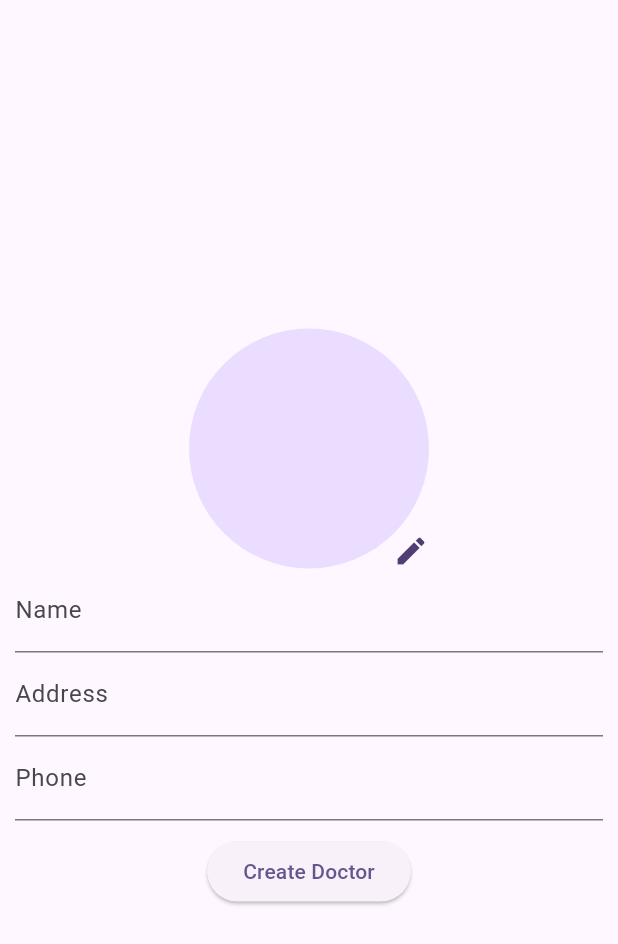
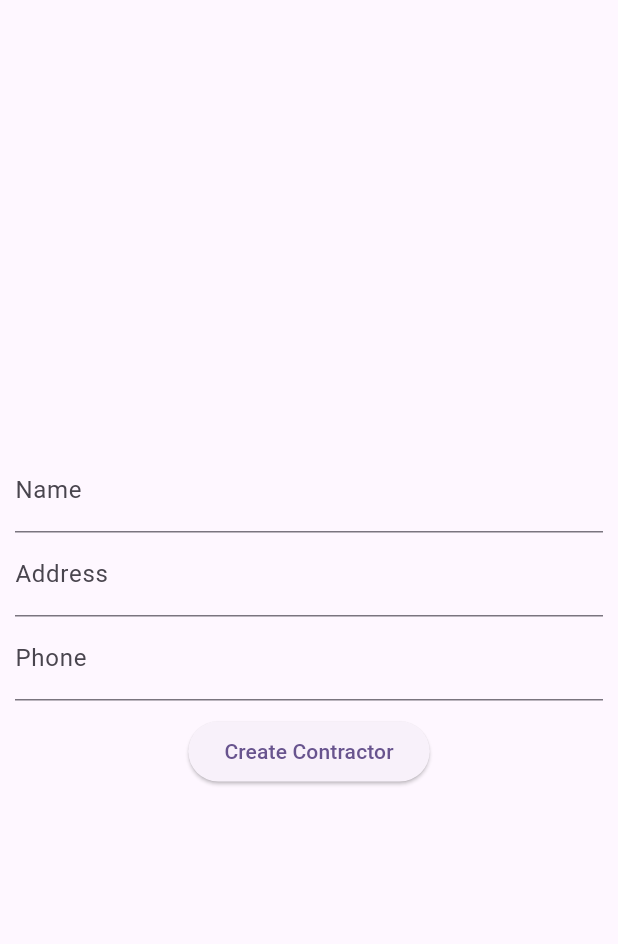
Before and after one commit to ibrahimMedhat-1/pharabuild_admin, a Flutter app: the AddDoctorData screen opened directly, on a phone screen of 412 x 824 dp. Shown: the top 944 px of the screen. Run offline on Flutter 3.47's test engine with Material 3 defaults, Android fonts, the light colour scheme and no system bars; our stand-ins replace cached_network_image, cloud_firestore, firebase_auth, firebase_core, firebase_storage, flutter_bloc and 2 more; accounts and stored records are empty.

Commit message:
remove unwanted fields

```diff
--- a/lib/features/add_doctor/create_doctor/view/add_doctor_details.dart
+++ b/lib/features/add_doctor/create_doctor/view/add_doctor_details.dart
@@ -18,15 +18,15 @@ class AddDoctorData extends StatelessWidget {
               child: Column(
                 mainAxisAlignment: MainAxisAlignment.center,
                 children: [
-                  InkWell(
-                    onTap: () {
-                      cubit.getDoctorImage();
-                    },
-                    child: const CircleAvatar(
-                      radius: 80,
-                      child: Align(alignment: Alignment.bottomRight, child: Icon(Icons.edit)),
-                    ),
-                  ),
+                  // InkWell(
+                  //   onTap: () {
+                  //     cubit.getDoctorImage();
+                  //   },
+                  //   child: const CircleAvatar(
+                  //     radius: 80,
+                  //     child: Align(alignment: Alignment.bottomRight, child: Icon(Icons.edit)),
+                  //   ),
+                  // ),
                   TextFormField(
                     controller: cubit.nameController,
                     decoration: const InputDecoration(label: Text('Name')),
@@ -44,7 +44,7 @@ class AddDoctorData extends StatelessWidget {
                       onPressed: () {
                         cubit.addDoctorData(context);
                       },
-                      child: const Text('Create Doctor'))
+                      child: const Text('Create Contractor'))
                 ],
               ),
             ),
--- a/lib/features/add_doctor/create_doctor/view/register_doctor.dart
+++ b/lib/features/add_doctor/create_doctor/view/register_doctor.dart
@@ -12,7 +12,7 @@ class RegisterDoctor extends StatelessWidget {
       builder: (context, state) {
         final CreateDoctorCubit cubit = CreateDoctorCubit.get(context);
         return Scaffold(
-          appBar: AppBar(title: const Text('Add Doctor')),
+          appBar: AppBar(title: const Text('Add Contractor')),
           body: Padding(
             padding: const EdgeInsets.all(10),
             child: Column(
@@ -21,13 +21,13 @@ class RegisterDoctor extends StatelessWidget {
                 TextFormField(
                   controller: cubit.emailController,
                   decoration: const InputDecoration(
-                    label: Text('Doctor Email'),
+                    label: Text('Contractor Email'),
                   ),
                 ),
                 TextFormField(
                   controller: cubit.passwordController,
                   decoration: const InputDecoration(
-                    label: Text('Doctor Password'),
+                    label: Text('Contractor Password'),
                   ),
                 ),
                 const SizedBox(height: 10),
--- a/lib/features/add_doctor/doctors_homepage/view/doctors_homepage.dart
+++ b/lib/features/add_doctor/doctors_homepage/view/doctors_homepage.dart
@@ -21,7 +21,7 @@ class DoctorsHomePage extends StatelessWidget {
             appBar: AppBar(
               centerTitle: true,
               title: Text(
-                'Doctors',
+                'Contractors',
                 style: Theme.of(context).textTheme.titleLarge!.copyWith(
                       fontSize: 30,
                     ),
--- a/lib/features/authentication/manager/auth_cubit.dart
+++ b/lib/features/authentication/manager/auth_cubit.dart
@@ -5,6 +5,7 @@ import 'package:flutter_bloc/flutter_bloc.dart';
 import 'package:fluttertoast/fluttertoast.dart';
 
 import '../../../layout/view/layout_view.dart';
+import '../../add_doctor/doctors_homepage/view/doctors_homepage.dart';
 
 part 'auth_state.dart';
 
@@ -26,7 +27,7 @@ class AuthCubit extends Cubit<AuthState> {
       FirebaseFirestore.instance.collection('admin').doc(value.user!.uid).get().then((value) {
         if (value.data()!['type'] == 'admin') {
           emit(LoginSuccessfully());
-          Navigator.pushReplacement(context, MaterialPageRoute(builder: (builder) => const Layout()));
+          Navigator.pushReplacement(context, MaterialPageRoute(builder: (builder) => const DoctorsHomePage()));
         } else {
           emit(LoginError());
           Fluttertoast.showToast(msg: 'No Authorization');
--- a/lib/models/doctor_model.dart
+++ b/lib/models/doctor_model.dart
@@ -2,37 +2,25 @@ class DoctorModel {
   String? id;
   String? name;
   String? phoneNo;
-  Map<String, dynamic>? address;
   String? speciality;
-  String? bio;
-  String? image;
   String? lastMessage;
 
   DoctorModel(
     this.id,
     this.name,
     this.phoneNo,
-    this.address,
     this.speciality,
-    this.bio,
-    this.image,
   );
   Map<String, dynamic> toMap() => {
         'id': id,
         'name': name,
         'phoneNo': phoneNo,
-        'address': address,
         'speciality': speciality,
-        'bio': bio,
-        'image': image,
       };
   DoctorModel.fromJson(Map<String, dynamic>? json, {this.lastMessage}) {
     id = json!['id'];
     name = json['name'];
     phoneNo = json['phoneNo'];
-    address = json['address'] as Map<String, dynamic>;
     speciality = json['speciality'];
-    bio = json['bio'];
-    image = json['image'];
   }
 }
```
Also changed, not shown: lib/features/add_doctor/create_doctor/manager/create_doctor_cubit.dart (+4 -14 lines), lib/features/add_doctor/doctors_homepage/view/doctor_details.dart (+57 -57 lines), lib/features/add_doctor/doctors_homepage/view/widgets/doctor_widget.dart (+19 -26 lines).
